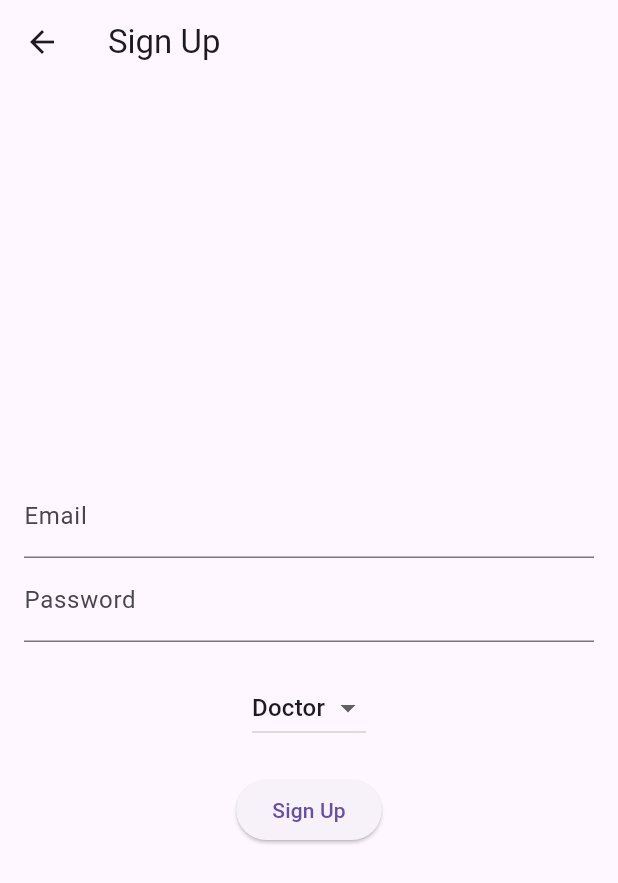
After one commit to Aditi187/Hospital_management, a Flutter app: the SignupPage screen opened by its route, on a phone screen of 412 x 824 dp. The commit adds this screen. Shown: the top 883 px of the screen. Run offline on Flutter 3.47's test engine with Material 3 defaults, Android fonts, the phone set to English and light mode, and no system bars; our stand-ins replace cloud_firestore, firebase_auth, firebase_core; accounts and stored records are empty; network calls fail.

Commit message:
Add login, signup, dashboards, and Firebase setup

```diff
--- /dev/null
+++ b/lib/doctor_dashboard.dart
@@ -0,0 +1,13 @@
+import 'package:flutter/material.dart';
+
+class DoctorDashboard extends StatelessWidget {
+  const DoctorDashboard({super.key});
+
+  @override
+  Widget build(BuildContext context) {
+    return Scaffold(
+      appBar: AppBar(title: const Text("Doctor Dashboard")),
+      body: const Center(child: Text("Welcome Doctor!")),
+    );
+  }
+}
--- /dev/null
+++ b/lib/signup_page.dart
@@ -0,0 +1,93 @@
+import 'package:flutter/material.dart';
+import 'package:firebase_auth/firebase_auth.dart';
+import 'package:cloud_firestore/cloud_firestore.dart'; // ✅ Needed for Firestore
+import 'doctor_dashboard.dart';
+import 'patient_dashboard.dart';
+
+class SignupPage extends StatefulWidget {
+  const SignupPage({super.key});
+
+  @override
+  State<SignupPage> createState() => _SignupPageState();
+}
+
+class _SignupPageState extends State<SignupPage> {
+  final TextEditingController emailController = TextEditingController();
+  final TextEditingController passwordController = TextEditingController();
+  String selectedRole = "Doctor"; // Default role
+
+  void _signup() async {
+    try {
+      // 1. Create user with Firebase Auth
+      UserCredential userCredential =
+          await FirebaseAuth.instance.createUserWithEmailAndPassword(
+        email: emailController.text.trim(),
+        password: passwordController.text.trim(),
+      );
+
+      User? user = userCredential.user;
+
+      // 2. Save user data + role in Firestore
+      await FirebaseFirestore.instance.collection("users").doc(user!.uid).set({
+        "email": emailController.text.trim(),
+        "role": selectedRole.toLowerCase(), // ✅ save role in lowercase
+        "createdAt": Timestamp.now(),
+      });
+
+      // 3. Navigate to correct dashboard
+      if (selectedRole == "Doctor") {
+        Navigator.pushReplacement(
+          context,
+          MaterialPageRoute(builder: (context) => const DoctorDashboard()),
+        );
+      } else {
+        Navigator.pushReplacement(
+          context,
+          MaterialPageRoute(builder: (context) => const PatientDashboard()),
+        );
+      }
+    } catch (e) {
+      ScaffoldMessenger.of(context).showSnackBar(
+        SnackBar(content: Text("Signup failed: $e")),
+      );
+    }
+  }
+
+  @override
+  Widget build(BuildContext context) {
+    return Scaffold(
+      appBar: AppBar(title: const Text("Sign Up")),
+      body: Padding(
+        padding: const EdgeInsets.all(16),
+        child: Column(
+          mainAxisAlignment: MainAxisAlignment.center,
+          children: [
+            TextField(
+              controller: emailController,
+              decoration: const InputDecoration(labelText: "Email"),
+            ),
+            TextField(
+              controller: passwordController,
+              decoration: const InputDecoration(labelText: "Password"),
+              obscureText: true,
+            ),
+            const SizedBox(height: 20),
+            DropdownButton<String>(
+              value: selectedRole,
+              items: ["Doctor", "Patient"].map((role) {
+                return DropdownMenuItem(value: role, child: Text(role));
+              }).toList(),
+              onChanged: (value) {
+                setState(() {
+                  selectedRole = value!;
+                });
+              },
+            ),
+            const SizedBox(height: 20),
+            ElevatedButton(onPressed: _signup, child: const Text("Sign Up")),
+          ],
+        ),
+      ),
+    );
+  }
+}
```
Also changed, not shown: lib/login_page.dart (added, +97 -0 lines), lib/main.dart (+48 -107 lines), lib/patient_dashboard.dart (added, +13 -0 lines), lib/services/auth_service.dart (added, +63 -0 lines), pubspec.yaml (+21 -69 lines), firebase.json (added), lib/firebase_options.dart (added), pubspec.lock, 7 other files.
